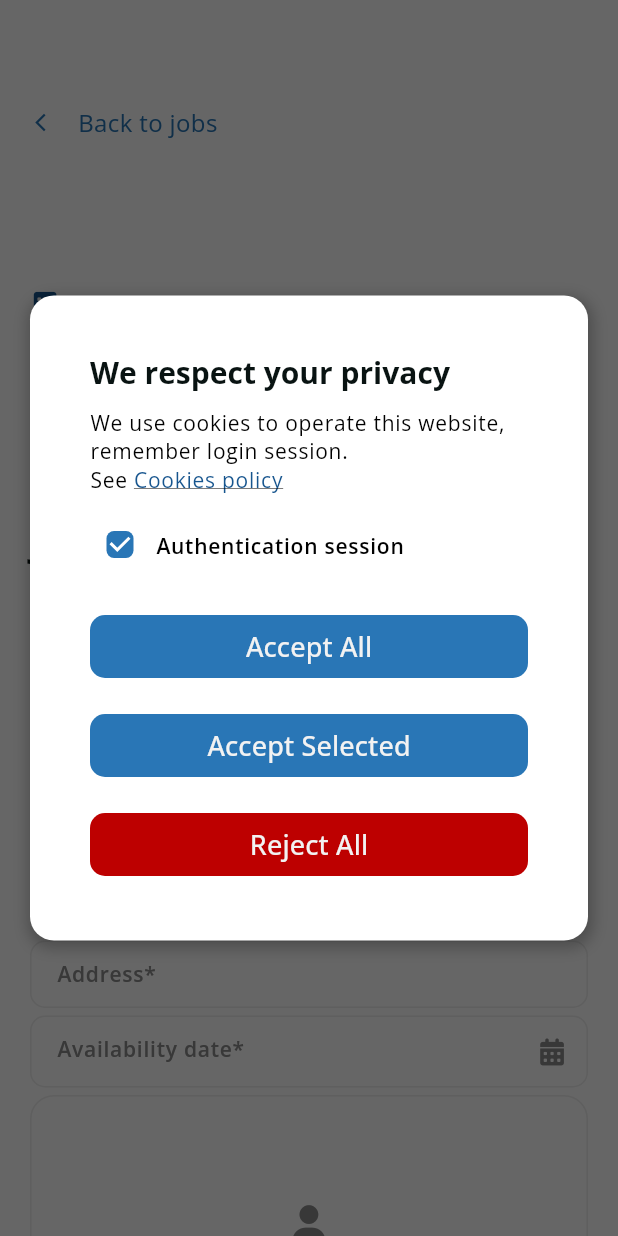
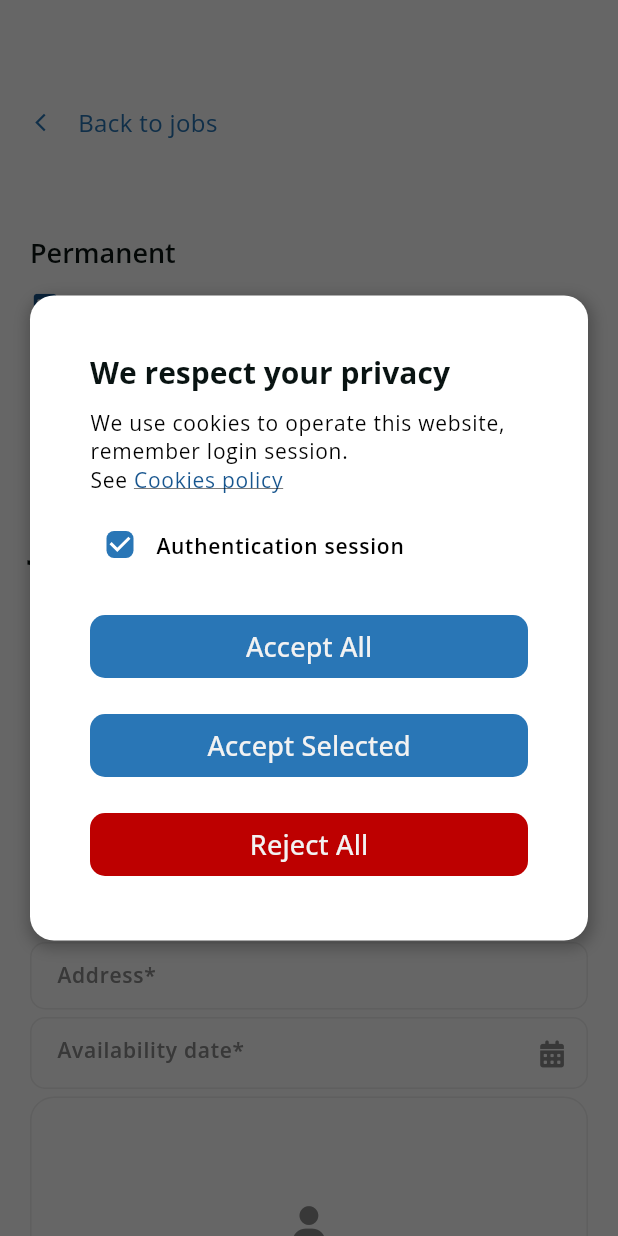
Before and after one commit to Dmitriy1205/industria, a Flutter app: the JobDescription screen opened directly with empty values, on a phone screen of 412 x 824 dp. Run offline on Flutter 3.47's test engine with Material 2 defaults, Android fonts, the phone set to English and light mode, and no system bars; our stand-ins replace bloc, carousel_slider, cloud_firestore, file_picker, firebase_core, firebase_storage and 8 more; missing offline and left inert: algolia, dart:html, vph_web_date_picker; accounts and stored records are empty; generated files the repository leaves out were written again; network calls fail; statements that could not run were skipped.

Commit message:
localization on jobs description

```diff
--- a/lib/core/enums/job_types.dart
+++ b/lib/core/enums/job_types.dart
@@ -4,6 +4,10 @@ import 'package:flutter_gen/gen_l10n/app_localizations.dart';
 enum JobTypes{
   permanent("Permanent"),
   temporary("Temporary");
+
+  static JobTypes? fromString(String str){
+    return JobTypes.values.firstWhere((element) => str == element.value, orElse: () => JobTypes.permanent);
+  }
 
   String localizedString(BuildContext context){
     return switch(this){
--- a/lib/presentation/screens/job_description.dart
+++ b/lib/presentation/screens/job_description.dart
@@ -3,7 +3,9 @@ import 'dart:typed_data';
 import 'package:flutter/gestures.dart';
 import 'package:flutter/material.dart';
 import 'package:font_awesome_flutter/font_awesome_flutter.dart';
+import 'package:go_router/go_router.dart';
 import 'package:industria/core/constants/nationalities.dart';
+import 'package:industria/core/enums/job_types.dart';
 import 'package:industria/core/extensions/date.dart';
 import 'package:industria/core/extensions/time.dart';
 import 'package:industria/domain/entities/job_offer/job_offer.dart';
@@ -137,7 +139,7 @@ class _JobDescriptionState extends State<JobDescription> {
                                   width: 18,
                                 ),
                                 Text(
-                                  'Back to jobs',
+                                  AppLocalizations.of(context)!.backToJobs,
                                   style: AppTheme.themeData.textTheme.titleMedium!
                                       .copyWith(color: AppColors.mainAccent),
                                 ),
@@ -162,7 +164,7 @@ class _JobDescriptionState extends State<JobDescription> {
                                       fontWeight: FontWeight.w600, fontSize: 32),
                                 ),
                                 Text(
-                                  widget.job.jobType,
+                                  JobTypes.fromString(widget.job.jobType)!.localizedString(context),
                                   style: Theme.of(context)
                                       .textTheme
                                       .headlineLarge
@@ -199,7 +201,7 @@ class _JobDescriptionState extends State<JobDescription> {
                           height: 30,
                         ),
                         Text(
-                          "Job description",
+                          AppLocalizations.of(context)!.jobDescription,
                           style: Theme.of(context)
                               .textTheme
                               .headlineLarge
@@ -440,7 +442,7 @@ class _JobDescriptionState extends State<JobDescription> {
                                 allowedTypes: ["png","jpg","jpeg"],
                                 singlePick: true,
                                 validationError: "Missing picture",
-                                icon: FontAwesomeIcons.solidUser, hint: "Drag your picture here *", pickedFilesNames: photo == null ? [] : [photo!.filename], onPick: (file){
+                                icon: FontAwesomeIcons.solidUser, hint: AppLocalizations.of(context)!.dragPicture, pickedFilesNames: photo == null ? [] : [photo!.filename], onPick: (file){
                               setState(() {
                                 photo = file.first;
                               });
@@ -454,7 +456,7 @@ class _JobDescriptionState extends State<JobDescription> {
                               mandatory: true,
                                 validationError: "Missing cv",
                                 singlePick: true,
-                                icon: FontAwesomeIcons.solidFile, hint: "Drag your CV here *", pickedFilesNames: cv == null ? [] : [cv!.filename], onPick: (file){
+                                icon: FontAwesomeIcons.solidFile, hint: AppLocalizations.of(context)!.dragCv, pickedFilesNames: cv == null ? [] : [cv!.filename], onPick: (file){
                               setState(() {
                                 cv = file.first;
                               });
@@ -467,7 +469,7 @@ class _JobDescriptionState extends State<JobDescription> {
                                 allowedTypes: ["pdf","png","jpeg","jpg"],
                                 singlePick: false,
                                 mandatory: false,
-                                icon: FontAwesomeIcons.solidFile, hint: "Drag your certificates here", pickedFilesNames: certificates.map((e) => e.filename).toList(), onPick: (files){
+                                icon: FontAwesomeIcons.solidFile, hint: AppLocalizations.of(context)!.dragCv, pickedFilesNames: certificates.map((e) => e.filename).toList(), onPick: (files){
                               setState(() {
                                 certificates = files;
                               });
@@ -475,7 +477,7 @@ class _JobDescriptionState extends State<JobDescription> {
                           ),
                         ].map((e) => e).toList(),),
                         SizedBox(height: 15,),
-                        Text("*  - mandatory fields", style: Theme.of(context).textTheme.labelSmall?.copyWith(fontSize: 12),),
+                        Text(AppLocalizations.of(context)!.mandatoryFields, style: Theme.of(context).textTheme.labelSmall?.copyWith(fontSize: 12),),
                         SizedBox(height: 15,),
                         Row(
                           children: [
@@ -486,26 +488,28 @@ class _JobDescriptionState extends State<JobDescription> {
                               _clickable(val);
                             }),
                             SizedBox(width: 19,),
-                            RichText(
+                            Expanded(
+                              child: RichText(
                                 text: TextSpan(
                                   children: <TextSpan>[
                                     TextSpan(
-                                    text: 'I accept application ',
+                                      text: AppLocalizations.of(context)!.iAcceptApplicationDataProtectionPolicy,
                                       style: Theme.of(context).textTheme.labelSmall,
                                     ),
                                     TextSpan(
-                                    text: 'Data Protection',
+                                      text: AppLocalizations.of(context)!.dataProtection.trim(),
                                       style: Theme.of(context).textTheme.labelSmall?.copyWith(color: AppColors.mainDarkAccent),
                                       recognizer: TapGestureRecognizer()
                                         ..onTap = () {
-
+                                          context.push('/dataprotection');
                                         },
                                     ),
                                     TextSpan(
-                                    text: ' policy',
+                                      text: ' ${AppLocalizations.of(context)!.iAcceptApplicationDataProtectionPolicy}',
                                       style: Theme.of(context).textTheme.labelSmall,
                                     ),
                                   ],
+                                ),
                               ),
                             ),
                           ],
```
Also changed, not shown: lib/l10n/app_de.arb (+7 -2 lines), lib/l10n/app_en.arb (+7 -1 lines). Lines whose indentation alone changed are shown as unchanged.
